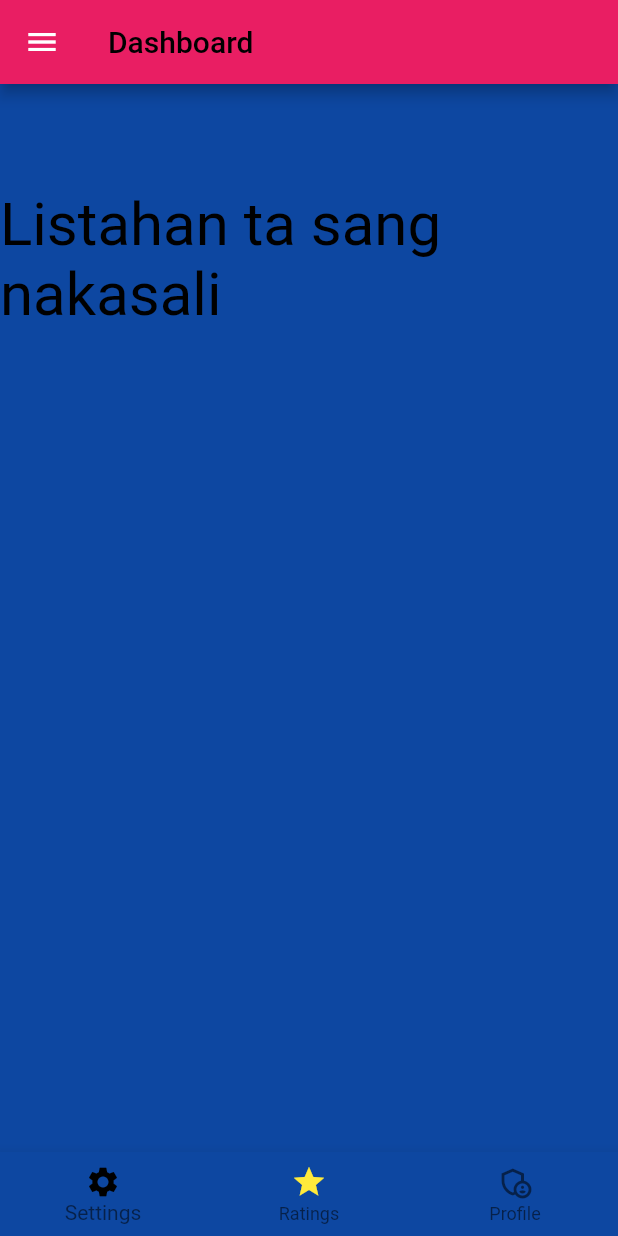
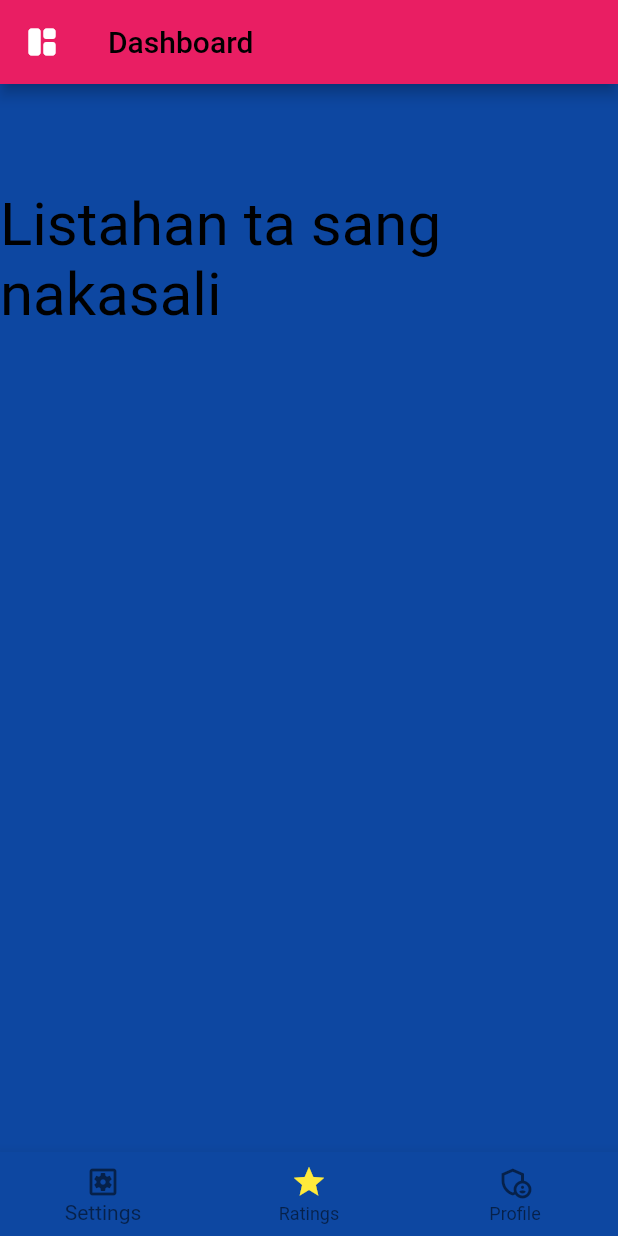
Before and after one commit to uhrzel/mobileApp, a Flutter app: the DashboardHome screen opened directly, on a phone screen of 412 x 824 dp. Run offline on Flutter 3.47's test engine with Material 2 defaults, Android fonts, the phone set to English and light mode, and no system bars; Roboto replaces fonts that are missing (Mostery).

```diff
--- a/lib/dashboard.dart
+++ b/lib/dashboard.dart
@@ -20,6 +20,7 @@ class DashboardHome extends StatelessWidget {
   Widget build(BuildContext context) {
     return Scaffold(
       appBar: AppBar(
+        leading: const Icon(Icons.space_dashboard_rounded),
         title: Text(
           'Dashboard',
           style: TextStyle(fontSize: 20.0, fontFamily: 'Mostery', color: Colors.black),
@@ -75,6 +76,7 @@ class DashboardHome extends StatelessWidget {
             height: 0.5,
           ),
           ListTile(
+              leading: const Icon(Icons.article),
               title: Text('ABOUT US'),
               onTap: () {
                 Navigator.of(context).push(MaterialPageRoute(builder: (BuildContext context) => About()));
@@ -111,8 +113,8 @@ class DashboardHome extends StatelessWidget {
           BottomNavigationBarItem(
               icon: InkWell(
                   child: Icon(
-                    Icons.settings,
-                    color: Colors.black,
+                    Icons.settings_applications_outlined,
+                    //color: Colors.black,
                   ),
                   onTap: () {
                     Navigator.of(context).push(MaterialPageRoute(builder: (BuildContext context) => Set()));
```
Also changed, not shown: 1 other file.
